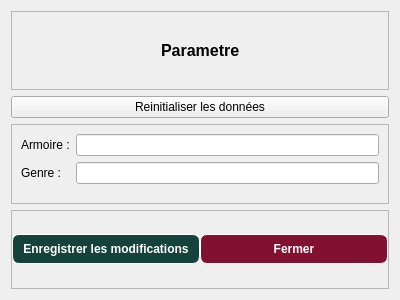
Qt form parametre.ui (Totelof10/biblio) before a commit.
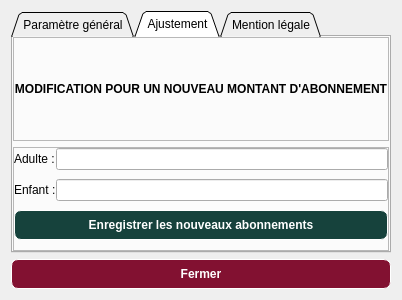
The same form after that commit. The open tabs and pages were chosen to show the change.

Patch:
```diff
--- a/parametre.ui
+++ b/parametre.ui
@@ -15,6 +15,49 @@
   </property>
   <layout class="QVBoxLayout" name="verticalLayout">
    <item>
+    <widget class="QTabWidget" name="tabWidget">
+     <property name="tabPosition">
+      <enum>QTabWidget::TabPosition::North</enum>
+     </property>
+     <property name="tabShape">
+      <enum>QTabWidget::TabShape::Triangular</enum>
+     </property>
+     <property name="currentIndex">
+      <number>0</number>
+     </property>
+     <property name="elideMode">
+      <enum>Qt::TextElideMode::ElideNone</enum>
+     </property>
+     <property name="documentMode">
+      <bool>false</bool>
+     </property>
+     <property name="tabsClosable">
+      <bool>false</bool>
+     </property>
+     <property name="movable">
+      <bool>false</bool>
+     </property>
+     <property name="tabBarAutoHide">
+      <bool>false</bool>
+     </property>
+     <widget class="QWidget" name="tab">
+      <attribute name="title">
+       <string>Paramètre général</string>
+      </attribute>
+      <layout class="QVBoxLayout" name="verticalLayout_2">
+       <property name="leftMargin">
+        <number>0</number>
+       </property>
+       <property name="topMargin">
+        <number>0</number>
+       </property>
+       <property name="rightMargin">
+        <number>0</number>
+       </property>
+       <property name="bottomMargin">
+        <number>0</number>
+       </property>
+       <item>
     <widget class="QFrame" name="frame">
      <property name="frameShape">
       <enum>QFrame::Shape::StyledPanel</enum>
@@ -45,7 +88,7 @@
          </font>
         </property>
         <property name="text">
-         <string>Parametre</string>
+             <string>Paramètre</string>
         </property>
        </widget>
       </item>
@@ -101,10 +144,7 @@
       <item row="1" column="1">
        <widget class="QLineEdit" name="lineEditGenre"/>
       </item>
-     </layout>
-    </widget>
-   </item>
-   <item>
+          <item row="2" column="1">
     <widget class="QFrame" name="frame_3">
      <property name="frameShape">
       <enum>QFrame::Shape::StyledPanel</enum>
@@ -152,6 +192,181 @@
         </property>
        </widget>
       </item>
+            </layout>
+           </widget>
+          </item>
+         </layout>
+        </widget>
+       </item>
+      </layout>
+     </widget>
+     <widget class="QWidget" name="tab_2">
+      <attribute name="title">
+       <string>Ajustement</string>
+      </attribute>
+      <layout class="QVBoxLayout" name="verticalLayout_3">
+       <property name="leftMargin">
+        <number>0</number>
+       </property>
+       <property name="topMargin">
+        <number>0</number>
+       </property>
+       <property name="rightMargin">
+        <number>0</number>
+       </property>
+       <property name="bottomMargin">
+        <number>0</number>
+       </property>
+       <item>
+        <widget class="QFrame" name="frame_5">
+         <property name="frameShape">
+          <enum>QFrame::Shape::StyledPanel</enum>
+         </property>
+         <property name="frameShadow">
+          <enum>QFrame::Shadow::Raised</enum>
+         </property>
+         <layout class="QVBoxLayout" name="verticalLayout_4">
+          <property name="spacing">
+           <number>0</number>
+          </property>
+          <property name="leftMargin">
+           <number>0</number>
+          </property>
+          <property name="topMargin">
+           <number>0</number>
+          </property>
+          <property name="rightMargin">
+           <number>0</number>
+          </property>
+          <property name="bottomMargin">
+           <number>0</number>
+          </property>
+          <item>
+           <widget class="QLabel" name="label_4">
+            <property name="font">
+             <font>
+              <bold>true</bold>
+             </font>
+            </property>
+            <property name="text">
+             <string>MODIFICATION POUR UN NOUVEAU MONTANT D'ABONNEMENT</string>
+            </property>
+            <property name="alignment">
+             <set>Qt::AlignmentFlag::AlignCenter</set>
+            </property>
+           </widget>
+          </item>
+         </layout>
+        </widget>
+       </item>
+       <item>
+        <widget class="QFrame" name="frame_4">
+         <property name="frameShape">
+          <enum>QFrame::Shape::StyledPanel</enum>
+         </property>
+         <property name="frameShadow">
+          <enum>QFrame::Shadow::Raised</enum>
+         </property>
+         <layout class="QFormLayout" name="formLayout_2">
+          <property name="horizontalSpacing">
+           <number>0</number>
+          </property>
+          <property name="verticalSpacing">
+           <number>9</number>
+          </property>
+          <property name="leftMargin">
+           <number>0</number>
+          </property>
+          <property name="topMargin">
+           <number>0</number>
+          </property>
+          <property name="rightMargin">
+           <number>0</number>
+          </property>
+          <property name="bottomMargin">
+           <number>0</number>
+          </property>
+          <item row="0" column="0">
+           <widget class="QLabel" name="labelAdulte">
+            <property name="text">
+             <string>Adulte :</string>
+            </property>
+           </widget>
+          </item>
+          <item row="0" column="1">
+           <widget class="QLineEdit" name="lineEditAdulte"/>
+          </item>
+          <item row="1" column="0">
+           <widget class="QLabel" name="labelEnfant">
+            <property name="text">
+             <string>Enfant :</string>
+            </property>
+           </widget>
+          </item>
+          <item row="1" column="1">
+           <widget class="QLineEdit" name="lineEditEnfant"/>
+          </item>
+          <item row="2" column="0" colspan="2">
+           <widget class="QPushButton" name="btnMontants">
+            <property name="font">
+             <font>
+              <bold>true</bold>
+             </font>
+            </property>
+            <property name="cursor">
+             <cursorShape>PointingHandCursor</cursorShape>
+            </property>
+            <property name="mouseTracking">
+             <bool>true</bool>
+            </property>
+            <property name="styleSheet">
+             <string notr="true">QPushButton{
+	border: 1px solid white;
+	border-radius: 7px;
+	background-color: #16423C;
+	color:white;
+	padding: 7px;
+}
+QPushButton:hover{
+	background-color: #6A9C89;
+}</string>
+            </property>
+            <property name="text">
+             <string>Enregistrer les nouveaux abonnements</string>
+            </property>
+           </widget>
+          </item>
+         </layout>
+        </widget>
+       </item>
+      </layout>
+     </widget>
+     <widget class="QWidget" name="tab_3">
+      <attribute name="title">
+       <string>Mention légale</string>
+      </attribute>
+      <layout class="QVBoxLayout" name="verticalLayout_5">
+       <item>
+        <widget class="QTextBrowser" name="textBrowser">
+         <property name="html">
+          <string>&lt;!DOCTYPE HTML PUBLIC &quot;-//W3C//DTD HTML 4.0//EN&quot; &quot;http://www.w3.org/TR/REC-html40/strict.dtd&quot;&gt;
+&lt;html&gt;&lt;head&gt;&lt;meta name=&quot;qrichtext&quot; content=&quot;1&quot; /&gt;&lt;meta charset=&quot;utf-8&quot; /&gt;&lt;style type=&quot;text/css&quot;&gt;
+p, li { white-space: pre-wrap; }
+hr { height: 1px; border-width: 0; }
+li.unchecked::marker { content: &quot;\2610&quot;; }
+li.checked::marker { content: &quot;\2612&quot;; }
+&lt;/style&gt;&lt;/head&gt;&lt;body style=&quot; font-family:'Segoe UI'; font-size:9pt; font-weight:400; font-style:normal;&quot;&gt;
+&lt;p style=&quot; margin-top:0px; margin-bottom:0px; margin-left:0px; margin-right:0px; -qt-block-indent:0; text-indent:0px;&quot;&gt;&lt;span style=&quot; font-weight:700; color:#ff0000;&quot;&gt;Copyright ©&lt;/span&gt; Rakotonirina Tohaina Manoa 2024.&lt;/p&gt;
+&lt;p style=&quot; margin-top:0px; margin-bottom:0px; margin-left:0px; margin-right:0px; -qt-block-indent:0; text-indent:0px;&quot;&gt;&lt;span style=&quot; font-weight:700;&quot;&gt;Tous droits réservés.&lt;/span&gt;&lt;br /&gt;Ce logiciel est une application de gestion de bibliothèque, développée pour faciliter la gestion des livres, des membres et des emprunts de &amp;quot;Tranom-boky Andriniony&amp;quot; FJKM Ambohitantely. &lt;/p&gt;
+&lt;p style=&quot; margin-top:0px; margin-bottom:0px; margin-left:0px; margin-right:0px; -qt-block-indent:0; text-indent:0px;&quot;&gt;Aucune partie de ce logiciel ne peut être reproduite, distribuée ou utilisée sous une forme quelconque sans l'autorisation écrite préalable de Rakotonirina Tohaina Manoa.&lt;/p&gt;
+&lt;p style=&quot; margin-top:0px; margin-bottom:0px; margin-left:0px; margin-right:0px; -qt-block-indent:0; text-indent:0px;&quot;&gt;Pour toute demande d'autorisation ou d'informations supplémentaires ou pour une collaboration, veuillez contacter rtohainamanoa@gmail.com ou +261345568127.&lt;/p&gt;&lt;/body&gt;&lt;/html&gt;</string>
+         </property>
+        </widget>
+       </item>
+      </layout>
+     </widget>
+    </widget>
+   </item>
       <item>
        <widget class="QPushButton" name="btnAnnulerParametre">
         <property name="font">
@@ -174,9 +389,6 @@
         <property name="text">
          <string>Fermer</string>
         </property>
-       </widget>
-      </item>
-     </layout>
     </widget>
    </item>
   </layout>
```
Lines whose indentation alone changed are shown as unchanged.
